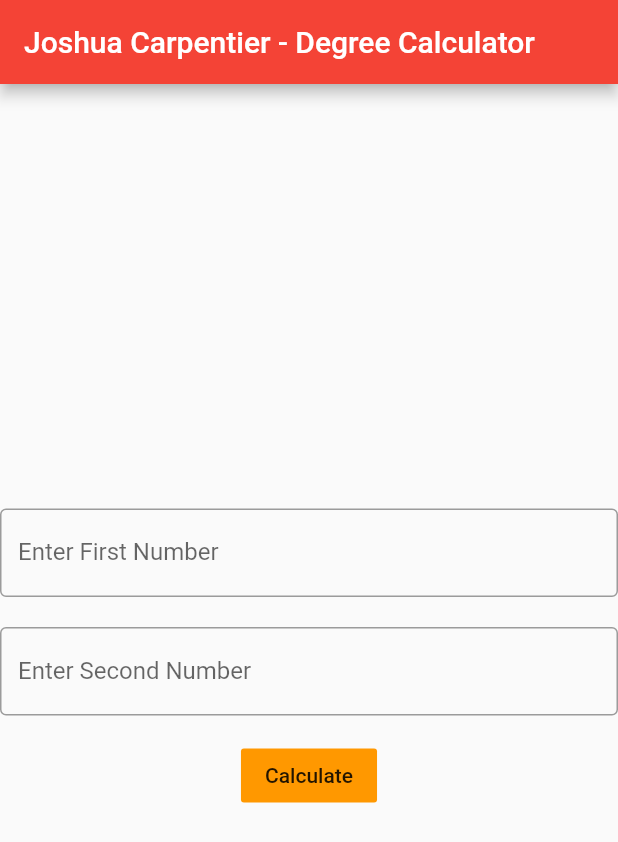
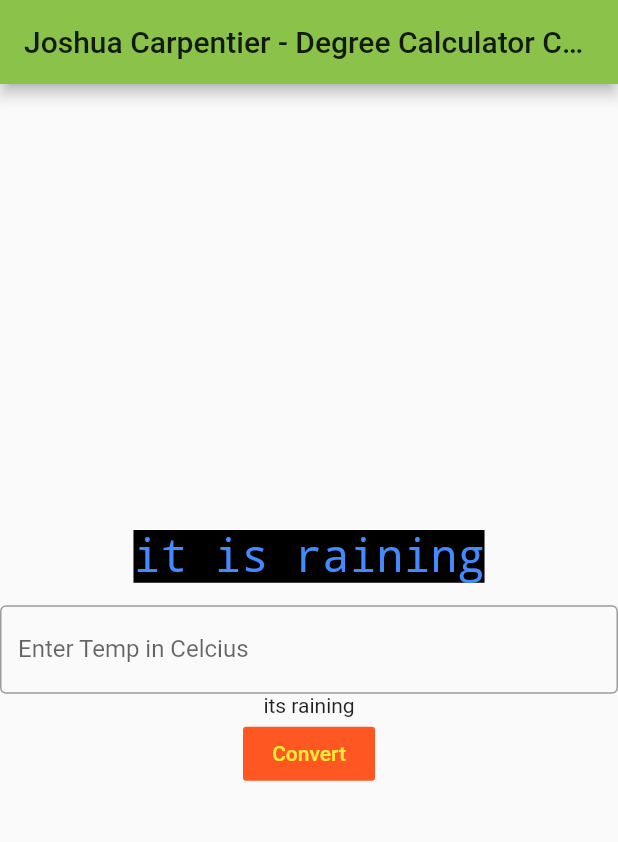
Before and after one commit to jacgit18/ios_calculator, a Flutter app: the screen it shows after launch, on a phone screen of 412 x 824 dp. Shown: the top 842 px of the screen. Run offline on Flutter 3.47's test engine with Material 2 defaults, Android fonts, the phone set to English and light mode, and no system bars.

Commit message:
Update main.dart

```diff
--- a/lib/main.dart
+++ b/lib/main.dart
@@ -1,18 +1,30 @@
 import 'package:flutter/material.dart';
+
+//Design a flutter app that takes an input from the user in Celsius unit and
+// displays Kelvin equivalent of the Celsius number entered. You can use
+// K= (C+273) formula to convert from Celsius to Kelvin.
+//
+//Also, If it is higher than 30 degrees Celsius, then it should say "Hot",
+// if it is higher than 18 degrees Celsius, then it should say "Warm", if it is
+// higher than 0 degrees Celsius, then it should says "Cold", it it is less than
+// 0, then it should say "Very Cold", if it is less than -20, then it should say
+// "Extreme Cold".
+
+//Submit your code and your screen prints with your names written on them.
+
 
 void main() => runApp(MyApp());
 
 class MyApp extends StatelessWidget {
-  // This widget is the root of your application.
   @override
   Widget build(BuildContext context) {
     return MaterialApp(
       title: 'Flutter Demo',
       theme: ThemeData(
 
-        primarySwatch: Colors.red,
+        primarySwatch: Colors.lightGreen,
       ),
-      home: MyHomePage(title: 'Joshua Carpentier - Degree Calculator'),
+      home: MyHomePage(title: 'Joshua Carpentier - Degree Calculator Convertor'),
     );
   }
 }
@@ -30,27 +42,16 @@ class MyHomePage extends StatefulWidget {
 
 class _MyHomePageState extends State<MyHomePage> {
   int _counter = 0;
-  String t1, t2, output = '';
-  double n1, n2;
-  Calculate calc = Calculate(num1: 8, num2: 2);
+  String output = 'its raining';
+  double input = 0 ;
+  int K =0,  C = 0,n1 = 0, n2 = 0;
+  String t1, t2;
+  Convert calc = Convert();//
 
   void _incrementCounter() {
     setState(() {
-
+      output = calc.doit(input);
       _counter++;
-      onChanged: (text) {
-        t1 = text;
-      };
-      onChanged: (text) {
-        t2 = text;
-      };
-
-      print(calc.sum(8 ,2 ) + " " + calc.subtract(8, 2));
-
-      output=calc.sum(n1, n2) + ' . ' + calc.subtract(n1, n2)
-          + ' . ' + calc.multiply(n1, n2) + ' . ' + calc.divide(n1, n2) + ' . ' +
-          calc.average(n1, n2);
-
 
     });
   }
@@ -69,34 +70,28 @@ class _MyHomePageState extends State<MyHomePage> {
 
           mainAxisAlignment: MainAxisAlignment.center,
           children: <Widget>[
-
+            Text('it is raining',
+            style: TextStyle(fontFamily: 'Courier',
+            backgroundColor: Colors.black,
+            color: Colors.blueAccent,
+            fontSize: 30,
+              ),
+            ),
+            SizedBox(height: 15.0),
             TextField(
               decoration: InputDecoration(
-                  labelText: 'Enter First Number',
+                  labelText: 'Enter Temp in Celcius',
                   border: OutlineInputBorder(),
-                  hintText: 'Please go ahead and type something in'
+//                  hintText: 'Please go ahead and type something in'
               ),
+              keyboardType: TextInputType.number,
               onChanged: (text) {
-                t1 = text;
-                n1 = double.parse(t1);
-              },
-            ),
-
-            SizedBox(height: 20,),
-            TextField(
-              decoration: InputDecoration(
-                  labelText: 'Enter Second Number',
-                  border: OutlineInputBorder(),
-                  hintText: 'Please go ahead and type something in'
-              ),
-              onChanged: (text) {
-                t2 = text;
-                n2 = double.parse(t2);
+                input = double.parse(text);
               },
             ),
             Text(output),
-            FlatButton(onPressed: _incrementCounter, child: Text("Calculate"),
-              color: Colors.orange,),
+            FlatButton(onPressed: _incrementCounter, child: Text("Convert"),
+              color: Colors.deepOrange,textColor: Colors.yellow,),
 
           ],
         ),
@@ -106,33 +101,18 @@ class _MyHomePageState extends State<MyHomePage> {
   }
 }
 
-class Calculate{
-  double num1, num2, result=0;
-  Calculate({this.num1, this.num2});
+class Convert{
+  double K, C;
+  double Celcius;
+  String result;
+  String output;
 
-  String sum(double num1, double num2) {
-    result = num1 + num2;
-    return "The sum is: " + result.toString();
+  Convert({this.Celcius, this.output});
+
+  String doit(Celcius) {
+    return (273 + (Celcius)).toString();
   }
 
-  String multiply(double num1, double num2) {
-    result = num1 * num2;
-    return "The multiplication is: " + result.toString();
-  }
 
-  String divide(double num1, double num2) {
-    result = num1 / num2;
-    return "The quotient is: " + result.toString();
-  }
-
-  String average(double num1, double num2) {
-    result = (num1 + num2)/2;
-    return "The average is: " + result.toString();
-  }
-
-  String subtract(double num1, double num2) {
-    result = (num1 - num2);
-    return "The subtraction is: " + result.toString();
-  }
 
 }
```
